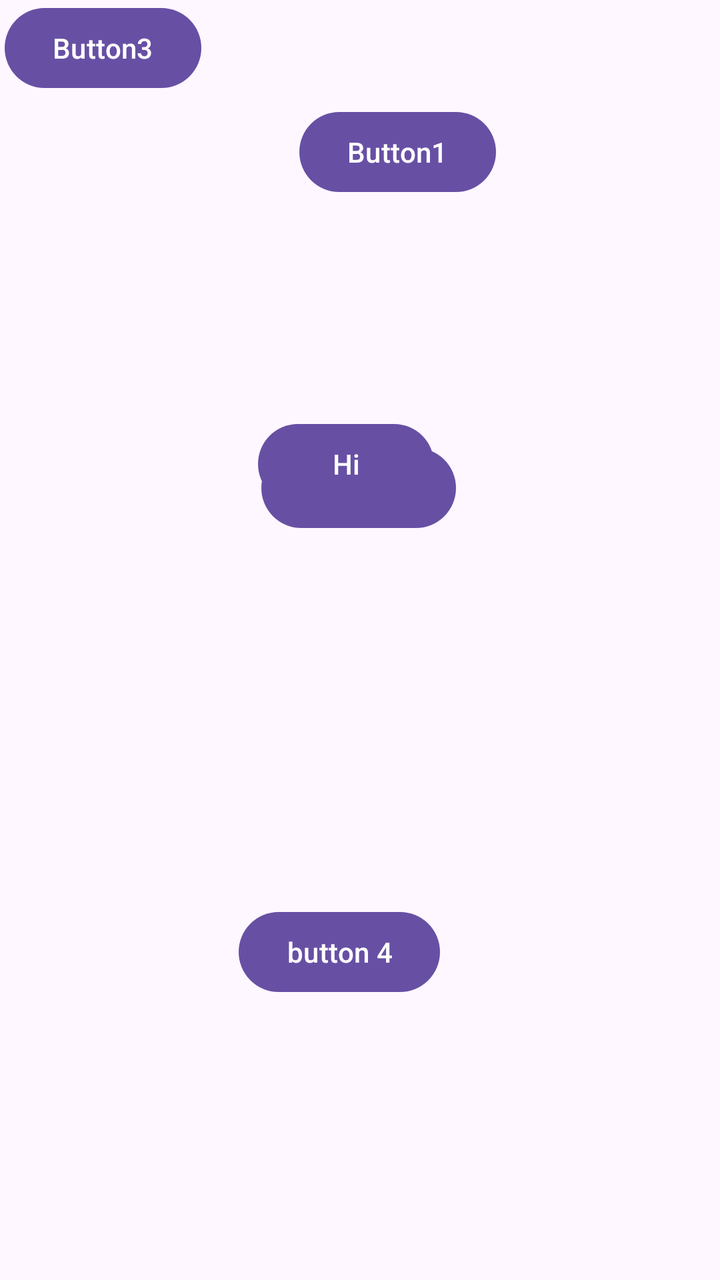
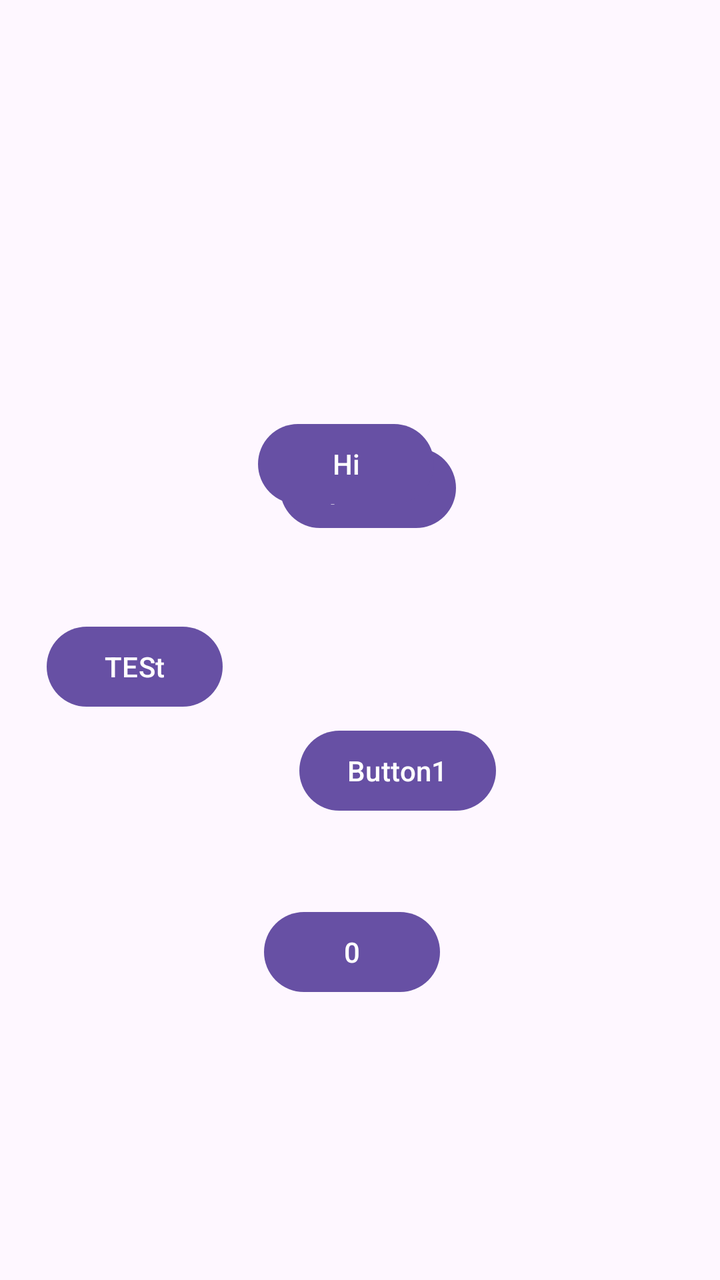

The first picture is an Android layout as it rendered before a commit; the second is the same layout after the commit. The layout source and the unified diff follow.
<!-- AndroidManifest.xml: application theme Theme.Assignment1 -->
<!-- res/layout/activity_main.xml -->
<?xml version="1.0" encoding="utf-8"?>
<androidx.constraintlayout.widget.ConstraintLayout xmlns:android="http://schemas.android.com/apk/res/android"
    xmlns:app="http://schemas.android.com/apk/res-auto"
    xmlns:tools="http://schemas.android.com/tools"
    android:id="@+id/Main"
    android:layout_width="match_parent"
    android:layout_height="match_parent"
    tools:context=".MainActivity">

    <Button
        android:id="@+id/button1"
        android:layout_width="wrap_content"
        android:layout_height="wrap_content"
        android:layout_marginTop="4dp"
        android:layout_marginEnd="112dp"
        android:text="Button1"
        android:visibility="visible"
        app:layout_constraintEnd_toEndOf="parent"
        app:layout_constraintTop_toBottomOf="@+id/button3" />

    <Button
        android:id="@+id/button2"
        android:layout_width="wrap_content"
        android:layout_height="wrap_content"
        android:layout_marginEnd="132dp"
        android:layout_marginBottom="184dp"
        android:text="button2"
        android:visibility="visible"
        app:layout_constraintBottom_toTopOf="@+id/button4"
        app:layout_constraintEnd_toEndOf="parent" />

    <Button
        android:id="@+id/button3"
        android:layout_width="wrap_content"
        android:layout_height="0dp"
        android:layout_marginEnd="30dp"
        android:text="Button3"
        android:visibility="visible"
        app:layout_constraintEnd_toStartOf="@+id/button2"
        tools:layout_editor_absoluteY="420dp" />

    <Button
        android:id="@+id/button4"
        android:layout_width="wrap_content"
        android:layout_height="wrap_content"
        android:layout_marginEnd="140dp"
        android:layout_marginBottom="140dp"
        android:text="button 4"
        app:layout_constraintBottom_toBottomOf="parent"
        app:layout_constraintEnd_toEndOf="parent" />

    <Button
        android:id="@+id/button5"
        android:layout_width="wrap_content"
        android:layout_height="wrap_content"
        android:layout_marginStart="181dp"
        android:layout_marginTop="208dp"
        android:layout_marginEnd="143dp"
        android:text="Hi"
        android:visibility="visible"
        app:layout_constraintEnd_toEndOf="parent"
        app:layout_constraintHorizontal_bias="1.0"
        app:layout_constraintStart_toStartOf="parent"
        app:layout_constraintTop_toTopOf="parent" />

</androidx.constraintlayout.widget.ConstraintLayout>
<!-- resources referenced by this layout -->
<resources>
  <style name="Theme.Assignment1" parent="Base.Theme.Assignment1" />
  <style name="Base.Theme.Assignment1" parent="Theme.Material3.DayNight.NoActionBar">
          
          
      </style>
</resources>

<!-- the commit's change to res/layout/activity_main.xml (unified diff, before → after) -->
@@ -24,7 +24,7 @@
         android:layout_height="wrap_content"
         android:layout_marginEnd="132dp"
         android:layout_marginBottom="184dp"
-        android:text="button2"
+        android:text="peace"
         android:visibility="visible"
         app:layout_constraintBottom_toTopOf="@+id/button4"
         app:layout_constraintEnd_toEndOf="parent" />
@@ -32,12 +32,18 @@
     <Button
         android:id="@+id/button3"
         android:layout_width="wrap_content"
-        android:layout_height="0dp"
+        android:layout_height="wrap_content"
+        android:layout_marginStart="24dp"
         android:layout_marginEnd="30dp"
-        android:text="Button3"
+        android:layout_marginBottom="263dp"
+        android:text="TESt"
         android:visibility="visible"
+        app:layout_constraintBottom_toBottomOf="parent"
         app:layout_constraintEnd_toStartOf="@+id/button2"
-        tools:layout_editor_absoluteY="420dp" />
+        app:layout_constraintHorizontal_bias="0.392"
+        app:layout_constraintStart_toStartOf="parent"
+        app:layout_constraintTop_toTopOf="parent"
+        app:layout_constraintVertical_bias="0.94" />
 
     <Button
         android:id="@+id/button4"
@@ -45,7 +51,7 @@
         android:layout_height="wrap_content"
         android:layout_marginEnd="140dp"
         android:layout_marginBottom="140dp"
-        android:text="button 4"
+        android:text="0"
         app:layout_constraintBottom_toBottomOf="parent"
         app:layout_constraintEnd_toEndOf="parent" />
 
